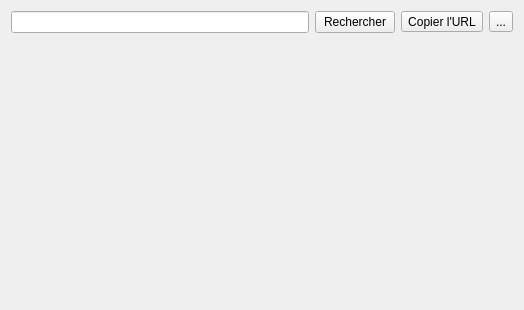
Qt form ui/search.ui (MaximeCheramy/pyrex) before a commit.
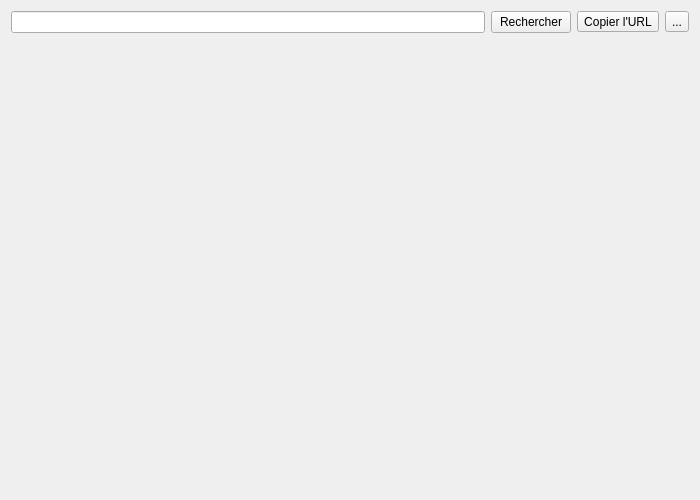
The same form after that commit. Icons and pictures are not drawn.

Commit message: Finition de la recherche (date) Améliorations graphiques en fonction du combo_box des dates Taille minimale de la fenetre BugFix : définition du CentralWidget

What changed in the file:
```diff
--- a/ui/search.ui
+++ b/ui/search.ui
@@ -6,10 +6,16 @@
    <rect>
     <x>0</x>
     <y>0</y>
-    <width>524</width>
-    <height>310</height>
+    <width>700</width>
+    <height>500</height>
    </rect>
   </property>
+  <property name="minimumSize">
+   <size>
+    <width>0</width>
+    <height>0</height>
+   </size>
+  </property>
   <property name="windowTitle">
    <string>Form</string>
   </property>
```
The commit also changes 4 other files.
